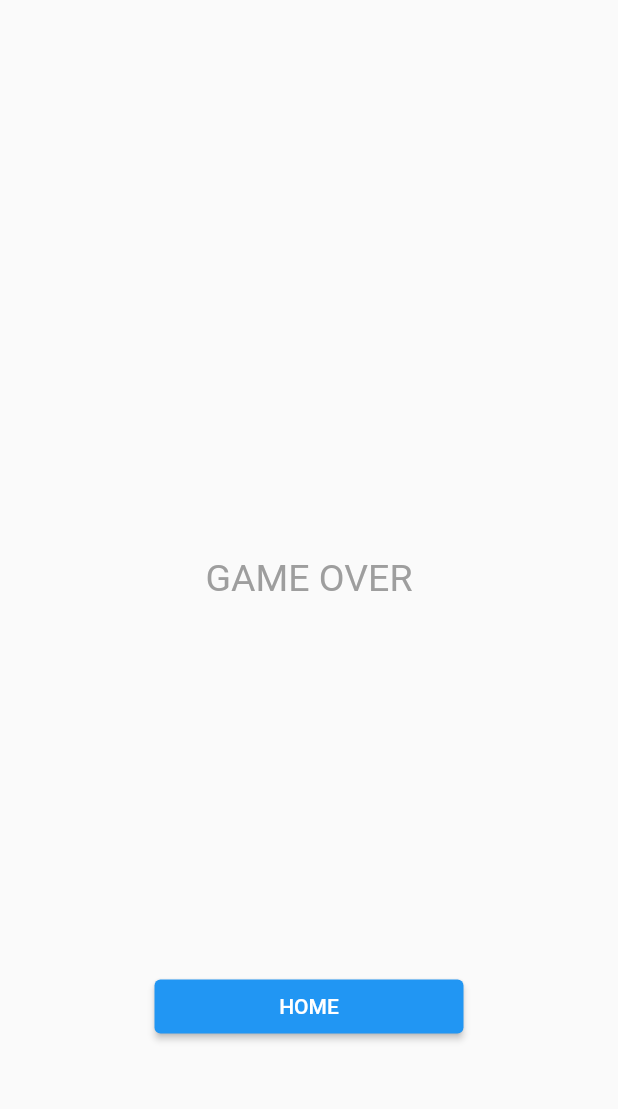
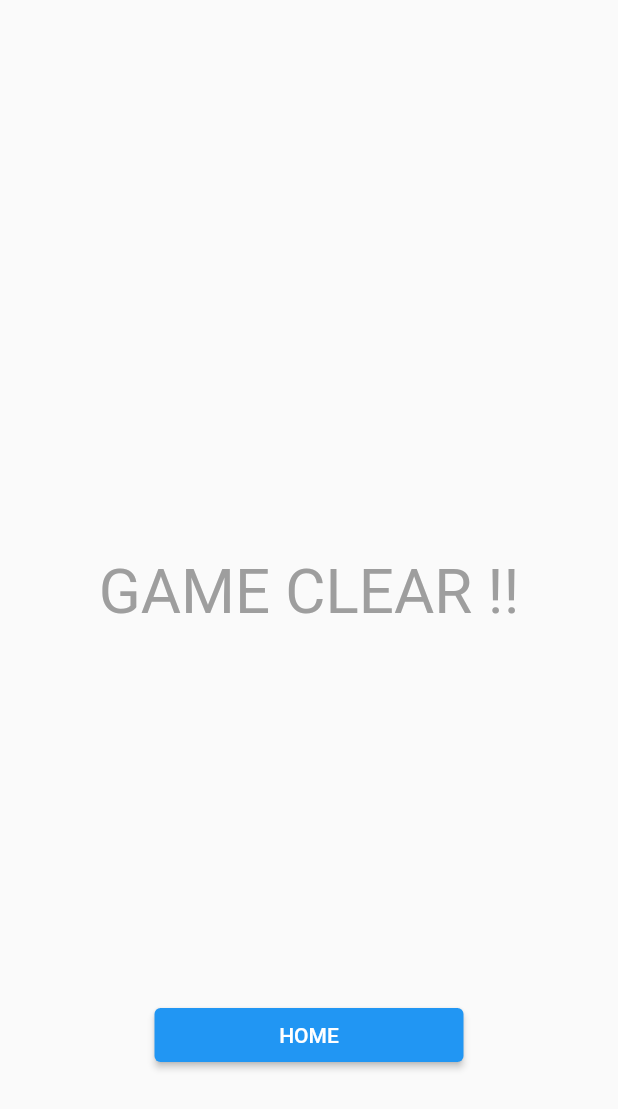
Before and after one commit to riii-san/ito_flutter, a Flutter app: the screen it shows after launch, after a tap on "TUTORIAL", on a phone screen of 412 x 824 dp. Shown: the top 1109 px of the screen. Run offline on Flutter 3.47's test engine with Material 2 defaults, Android fonts, the phone set to English and light mode, and no system bars; our stand-ins replace animated_text_kit.

Commit message:
文字サイズを動的に設定、ユーザ数字確認画面のレイアウト変更

```diff
--- a/lib/answerCurrentQuestion.dart
+++ b/lib/answerCurrentQuestion.dart
@@ -51,7 +51,7 @@
               child: Text(
                 'Question No.' + widget._gameMaster.questionNo.toString(),
                 style: TextStyle(
-                    fontSize: 35,
+                    fontSize: _config.deviceWidth / 12,
                     color: Colors.grey
                 ),
               ),
--- a/lib/checkAnswer.dart
+++ b/lib/checkAnswer.dart
@@ -83,7 +83,7 @@
               child: Text(
                 'Question No.' + widget._gameMaster.questionNo.toString(),
                 style: TextStyle(
-                    fontSize: 35,
+                    fontSize: _config.deviceWidth / 12,
                     color: Colors.grey
                 ),
               ),
--- a/lib/gameEnd.dart
+++ b/lib/gameEnd.dart
@@ -1,6 +1,8 @@
 import 'package:flutter/material.dart';
 import 'config.dart';
 import 'mainForm.dart';
+
+config _config;
 
 // ignore: camel_case_types, must_be_immutable
 class gameEnd extends StatelessWidget{
@@ -20,14 +22,20 @@
             SizedBox(height: _config.deviceHeight * 0.45,),
 
             if(gameEndFlg)
-              Text(
-                "GAME CLEAR !!",
-                style: TextStyle(color: Colors.grey,fontSize: 25),
+              FittedBox(
+                fit: BoxFit.fitWidth,
+                child: Text(
+                  "GAME CLEAR !!",
+                  style: TextStyle(color: Colors.grey,fontSize: _config.deviceWidth * 0.1),
+                ),
               )
             else
-              Text(
-                "GAME OVER",
-                style: TextStyle(color: Colors.grey,fontSize: 25),
+              FittedBox(
+                fit: BoxFit.fitWidth,
+                child: Text(
+                  "GAME OVER",
+                  style: TextStyle(color: Colors.grey,fontSize: _config.deviceWidth * 0.1),
+                ),
               ),
 
             SizedBox(height: _config.deviceHeight * 0.3,),
--- a/lib/gameMaster.dart
+++ b/lib/gameMaster.dart
@@ -14,9 +14,7 @@
   int life;
   // 正当数
   int success = 0;
-  // 問題文番号が格納されているリスト(最大要素数は5)
-  // TODO : 問題文が格納されているクラスを作成
-  // TODO : 問題文番号をListに格納
+  // 問題文番号が格納されているリスト
   List<int> questionSentenceList = <int>[];
   // ユーザの順番通りに格納する結果リスト
   List<userInfo> resultUserList = <userInfo>[];
@@ -29,6 +27,7 @@
       this.life
       );
 
+  // 問題リスト
   List<String> question = [
     '人気な漫画',
     '人気なゲーム',
--- a/lib/gameStartPage.dart
+++ b/lib/gameStartPage.dart
@@ -24,7 +24,6 @@
 
   // ユーザ名を格納するリスト
   // ユーザ追加する際に同じ名前があればfalseを返す必要があるため
-  // TODO : _itemUserだけで実装できないか??
   List<String> _userNameList = <String>[];
 
   // ユーザ追加テキストボックス内の文字を把握するコントローラー
@@ -101,7 +100,6 @@
                           ),
                         )
                       else
-                        // TODO : 非活性にするとボタンが消える
                         MaterialButton(
                           height: _config.deviceHeight * 0.1,
                           minWidth: _config.deviceWidth * 0.1,
@@ -121,7 +119,7 @@
                 Text(
                   'User List',
                   style: TextStyle(
-                      fontSize: 30,
+                      fontSize: _config.deviceWidth * 0.08,
                       color: Colors.grey
                   ),
                 ),
@@ -173,7 +171,7 @@
                         child: ElevatedButton(
                           onPressed: (){
                             // 問題作成
-                            for(int i = 0; i < _gameMaster.life + 2 ; i++){
+                            for(int i = 0; i < _gameMaster.life * 2 ; i++){
                               while(!dupFlg){
                                 tempNum = math.Random().nextInt(_gameMaster.question.length);
                                 // 重複がない場合リストに追加
--- a/lib/mainForm.dart
+++ b/lib/mainForm.dart
@@ -26,8 +26,11 @@
                   builder: (context) => gameStartPage()
                 ));
               },
-                child: Text(
-                    'GAME START'
+                child: FittedBox(
+                  fit: BoxFit.fitWidth,
+                  child: Text(
+                      'GAME START'
+                  ),
                 ),
               ),
             ),
@@ -38,11 +41,14 @@
                 Navigator.push(context, MaterialPageRoute(
                   // TODO : Tutorialページへ
                   // debug ゲームエンドページへ
-                  builder: (context) => gameEnd(false)
+                  builder: (context) => gameEnd(true)
                 ));
               },
-                child: Text(
-                    'TUTORIAL'
+                child: FittedBox(
+                  fit: BoxFit.fitWidth,
+                  child: Text(
+                      'TUTORIAL'
+                  ),
                 ),
               ),
             ),
--- a/lib/openKeyword.dart
+++ b/lib/openKeyword.dart
@@ -27,7 +27,6 @@
     return Scaffold(
       body: Center(
         child: Column(
-          // mainAxisAlignment: MainAxisAlignment.spaceEvenly,
           children: <Widget>[
             SizedBox(height: _config.deviceHeight * 0.1,),
             Row(
@@ -50,7 +49,7 @@
               child: Text(
                 'Question No.' + widget._gameMaster.questionNo.toString(),
                 style: TextStyle(
-                    fontSize: 35,
+                    fontSize: _config.deviceWidth / 12,
                     color: Colors.grey
                 ),
               ),
@@ -70,7 +69,7 @@
                   TyperAnimatedText(
                     widget._gameMaster.question[widget._gameMaster.questionSentenceList[widget._gameMaster.questionNo-1]],
                     textStyle: TextStyle(
-                      fontSize: 32
+                      fontSize: _config.deviceWidth / 13
                     ),
                     speed: const Duration(milliseconds: 100),
                   ),
--- a/lib/userInfo.dart
+++ b/lib/userInfo.dart
@@ -42,7 +42,7 @@
                 ),
                 child: Text(
                     userName,
-                    style: TextStyle(fontSize: 20)
+                    style: TextStyle(fontSize: _config.deviceWidth * 0.05)
                 ),
               ),
               Expanded(
```
Also changed, not shown: lib/userCheckNumber.dart (+5 -2 lines).
